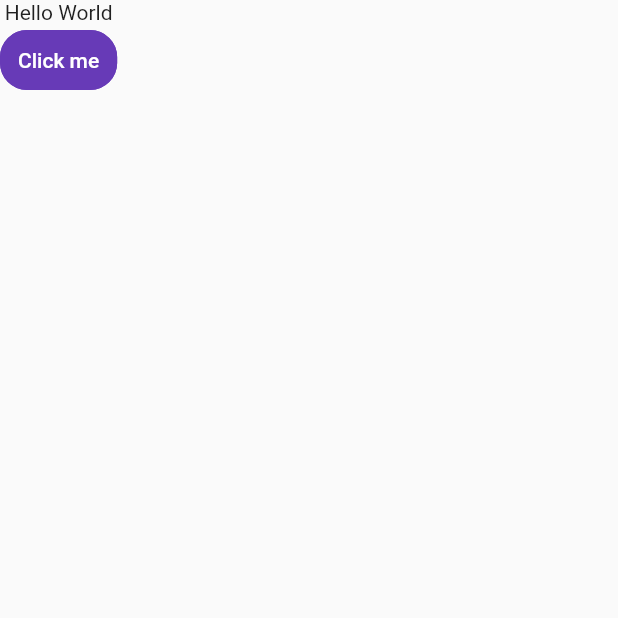
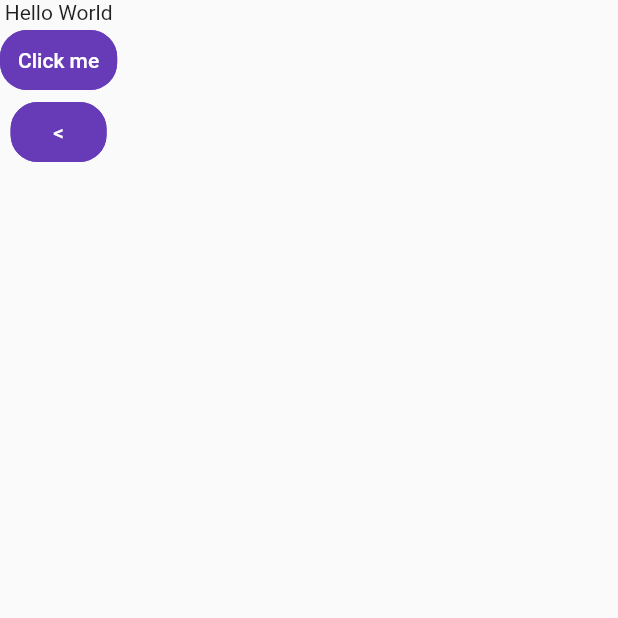
Before and after one commit to TeamUnity2023/unity_nucleus, a Flutter app: the screen it shows after launch, on a phone screen of 412 x 824 dp, the top half of it. Run offline on Flutter 3.47's test engine with Material 2 defaults, Android fonts, the phone set to English and light mode, and no system bars.

Commit message:
Added back button component

```diff
--- a/frontend/lib/main.dart
+++ b/frontend/lib/main.dart
@@ -1,5 +1,6 @@
 import 'package:flutter/material.dart';
 import 'package:nucleus/src/main_button.dart';
+import 'package:nucleus/src/back_button.dart';
 
 void main() {
   runApp(const MyApp());
@@ -37,8 +38,10 @@ class _MyHomePageState extends State<MyHomePage> {
       body: Column(
         children: <Widget>[
           Text('Hello World'),
-    MainButton(title: 'Click me'),
-        ],),
+          MainButton(title: 'Click me'),
+          CustomBackButton(title: '<'),
+        ],
+      ),
     );
   }
 
--- a/frontend/lib/src/back_button.dart
+++ b/frontend/lib/src/back_button.dart
@@ -0,0 +1,30 @@
+import 'package:flutter/material.dart';
+
+class CustomBackButton extends StatefulWidget {
+  final String title;
+
+  const CustomBackButton({required this.title,super.key});
+  @override
+  State<CustomBackButton> createState() => _CustomBackButtonState();
+}
+
+class _CustomBackButtonState extends State<CustomBackButton> {
+  final bool _isPressed = false;
+  @override
+  Widget build(BuildContext context) {
+    return TextButton(onPressed: (){_isPressed != _isPressed;},
+        style: ButtonStyle(
+          backgroundColor: MaterialStateProperty.all<Color>(Colors.deepPurple),
+          foregroundColor: MaterialStateProperty.all<Color>(Colors.white),
+          shape: MaterialStateProperty.all<RoundedRectangleBorder>(
+            RoundedRectangleBorder(
+              borderRadius: BorderRadius.circular(18.0),
+              side: const BorderSide(color: Colors.deepPurple),
+            ),
+          ),
+        ), child: Padding(
+          padding: const EdgeInsets.all(4.0),
+          child: Text(widget.title),
+        ));
+  }
+}
--- a/frontend/lib/src/main_button.dart
+++ b/frontend/lib/src/main_button.dart
@@ -3,7 +3,7 @@ import 'package:flutter/material.dart';
 class MainButton extends StatefulWidget {
   final String title;
 
-   const MainButton({required this.title,super.key});
+  const MainButton({required this.title,super.key});
   @override
   State<MainButton> createState() => _MainButtonState();
 }
```
